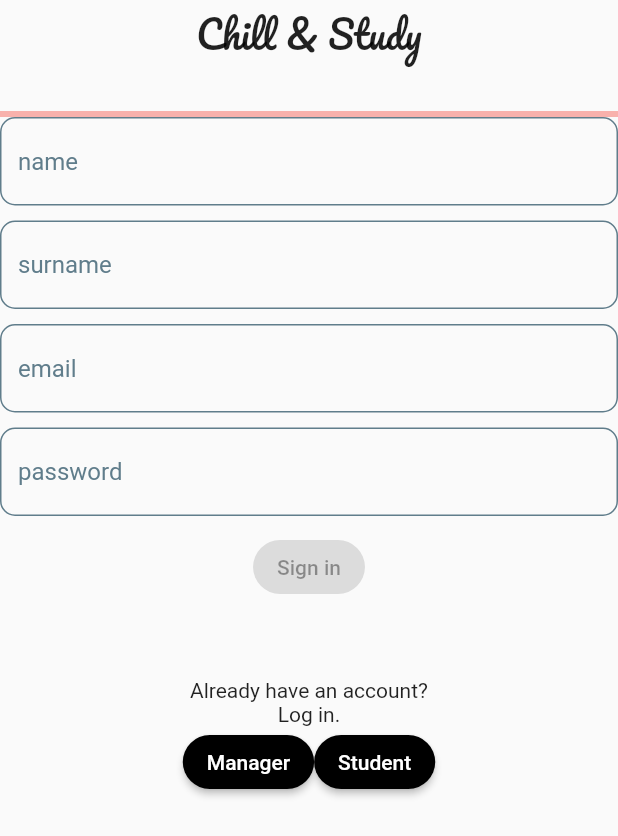
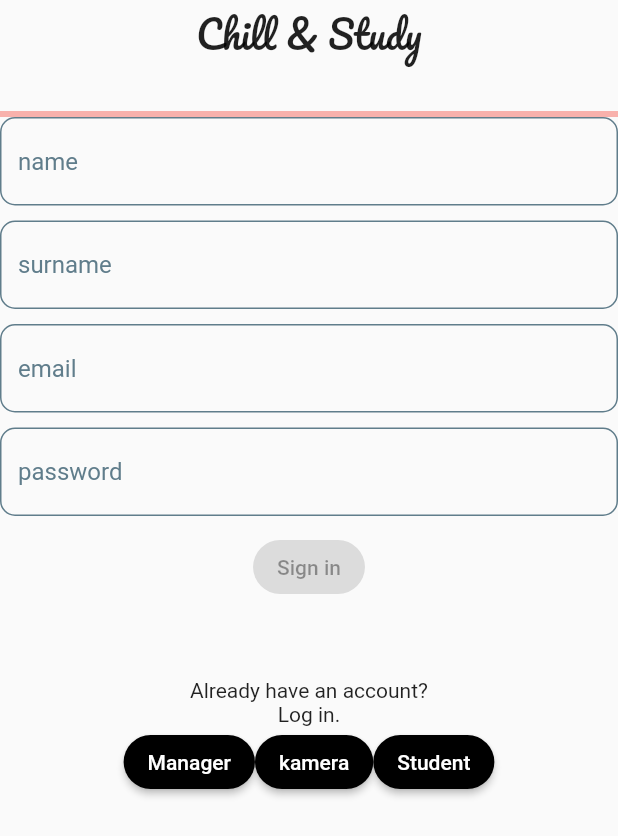
Before and after one commit to minaunal/BookCafe, a Flutter app: the Kayit widget shown alone on an empty page, opened directly, on a phone screen of 412 x 824 dp. Shown: the top 836 px of the screen. Run offline on Flutter 3.47's test engine with Material 2 defaults, Android fonts, the light colour scheme and no system bars; our stand-ins replace firebase_auth, firebase_core, lottie; missing offline and left inert: flutter_animated_icons, flutter_barcode_scanner; accounts and stored records are empty.

Commit message:
qr denemesi

```diff
--- a/lib/giris.dart
+++ b/lib/giris.dart
@@ -32,8 +32,8 @@ class _GirisState extends State<Giris> {
         child: Column(
           mainAxisAlignment: MainAxisAlignment.center,
       children: <Widget> [
-    TFdesign(alanadi: "email", onTap:func, degisken: _email),
-    TFdesign(alanadi: "password",onTap: func, degisken: _password),
+    //TFdesign(alanadi: "email", onTap:func, degisken: _email),
+    //TFdesign(alanadi: "password",onTap: func, degisken: _password),
     ElevatedButton(onPressed: () {
             Navigator.of(context).push(MaterialPageRoute(builder: (context) => Kullanici()));
           },
--- a/lib/main.dart
+++ b/lib/main.dart
@@ -1,3 +1,4 @@
+import 'package:fbase/cam.dart';
 import 'package:firebase_auth/firebase_auth.dart';
 import 'package:flutter/material.dart';
 import 'package:firebase_core/firebase_core.dart';
@@ -148,6 +149,19 @@ class _KayitState extends State<Kayit> {
           },
             child: Text("Manager"),
           ),
+           ElevatedButton(
+            style: ElevatedButton.styleFrom(
+              backgroundColor: Colors.black,
+              foregroundColor: Colors.white,
+              shape: RoundedRectangleBorder(
+                borderRadius: BorderRadius.circular(32.0),
+              ),
+            ),
+           onPressed: () {
+            Navigator.of(context).push(MaterialPageRoute(builder: (context) => QRScanner()));
+          },
+            child: Text("kamera"),
+          ),
          ElevatedButton(
             style: ElevatedButton.styleFrom(
               backgroundColor: Colors.black,
--- a/pubspec.yaml
+++ b/pubspec.yaml
@@ -34,11 +34,13 @@ dependencies:
   firebase_core: ^2.13.0
   flutter:
     sdk: flutter
-
+  camera: ^0.9.4
+  qr_code_scanner: ^1.0.1
+  flutter_barcode_scanner: ^2.0.0
 
   # The following adds the Cupertino Icons font to your application.
   # Use with the CupertinoIcons class for iOS style icons.
-  cupertino_icons: ^1.0.2
+  cupertino_icons: ^1.0.5
 
 dev_dependencies:
   flutter_test:
```
Also changed, not shown: lib/cam.dart (added, +50 -0 lines), pubspec.lock, 2 other files.
